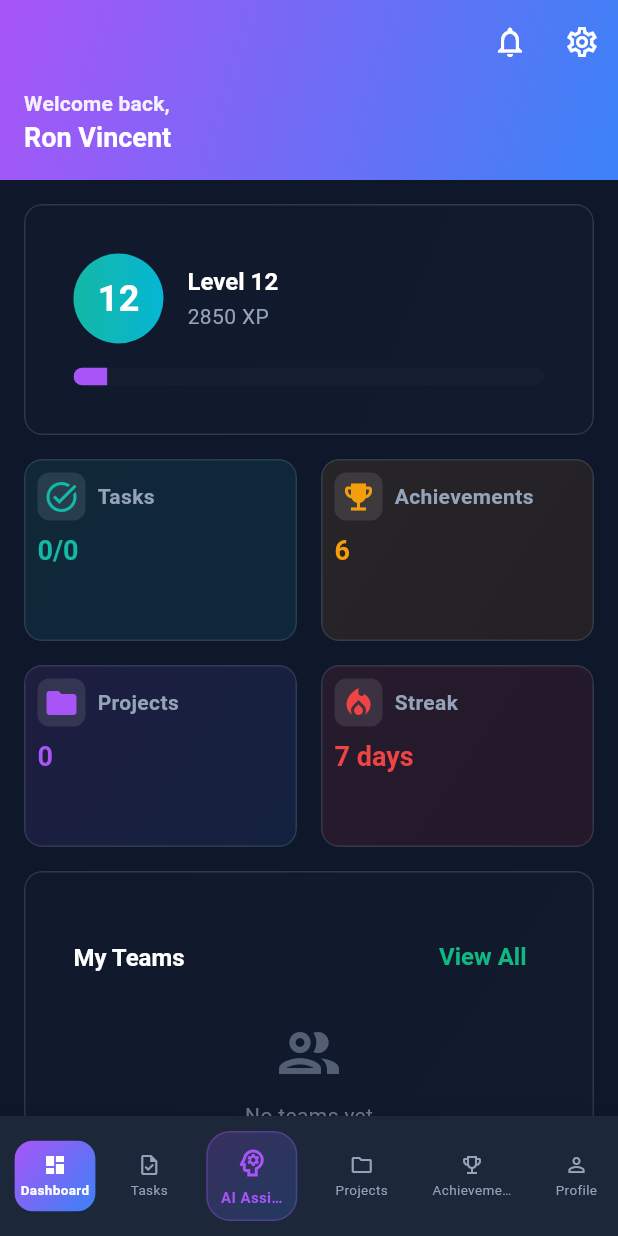
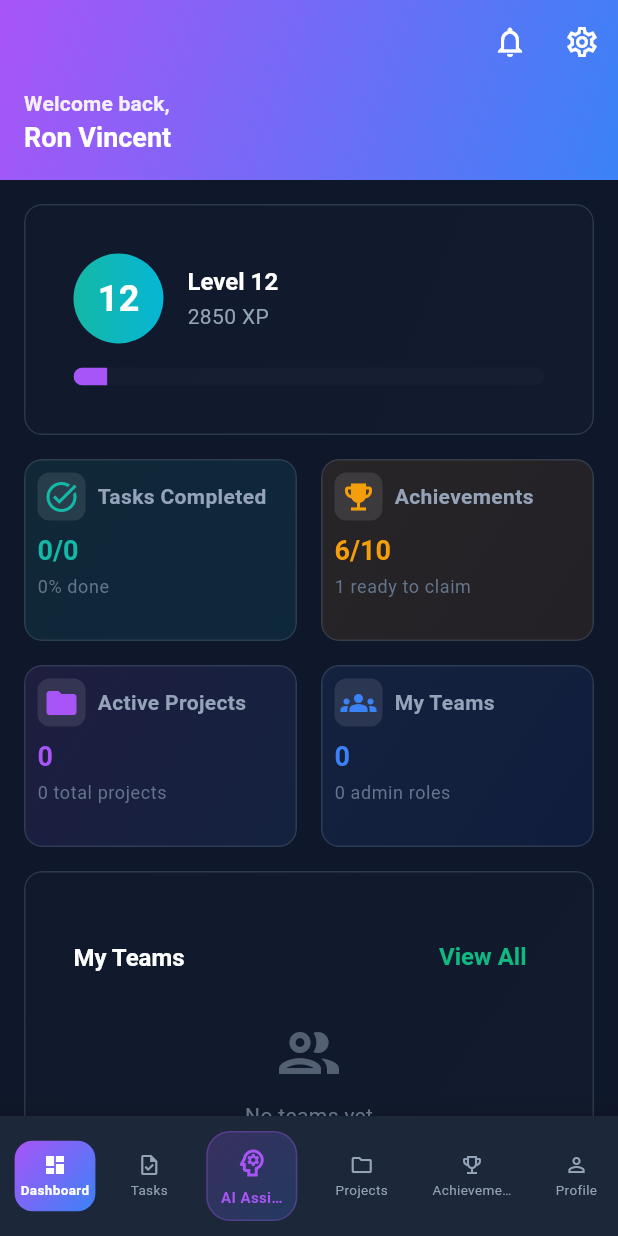
Before and after one commit to lucifron28/zentry_mobile, a Flutter app: the screen it shows after launch, on a phone screen of 412 x 824 dp. Run offline on Flutter 3.47's test engine with Material 3 defaults, Android fonts, the phone set to English and light mode, and no system bars; our stand-ins replace flutter_dotenv, flutter_staggered_animations, shared_preferences; accounts and stored records are empty; network calls fail.

```diff
--- a/lib/screens/dashboard_screen.dart
+++ b/lib/screens/dashboard_screen.dart
@@ -268,13 +268,19 @@ class _DashboardScreenState extends State<DashboardScreen> {
   }
 
   Widget _buildStatsSection() {
-    return Consumer3<TaskProvider, AchievementProvider, ProjectProvider>(
-      builder: (context, taskProvider, achievementProvider, projectProvider, child) {
-        final completedTasks = taskProvider.tasks.where((task) =>
-          task.status == AppConstants.completedStatus).length;
-        final totalTasks = taskProvider.tasks.length;
-        final earnedAchievements = achievementProvider.achievements.where((a) => a.earned).length;
-        final activeProjects = projectProvider.projects.where((p) => p.isActive).length;
+    return Consumer4<TaskProvider, AchievementProvider, ProjectProvider, TeamProvider>(
+      builder: (context, taskProvider, achievementProvider, projectProvider, teamProvider, child) {
+        // Calculate stats using proper provider getters
+        final completedTasks = taskProvider.completedTasks;
+        final totalTasks = taskProvider.totalTasks;
+        final earnedAchievements = achievementProvider.earnedAchievements;
+        final totalAchievements = achievementProvider.totalAchievements;
+        final activeProjects = projectProvider.activeProjects;
+        final totalProjects = projectProvider.totalProjects;
+        final myTeams = teamProvider.myTeams.length;
+
+        // Calculate completion percentage for task progress
+        final taskProgress = totalTasks > 0 ? (completedTasks / totalTasks * 100).round() : 0;
 
         return AnimationLimiter(
           child: GridView.count(
@@ -292,32 +298,39 @@ class _DashboardScreenState extends State<DashboardScreen> {
               ),
               children: [
                 StatCard(
-                  title: 'Tasks',
+                  title: 'Tasks Completed',
                   value: '$completedTasks/$totalTasks',
+                  subtitle: '$taskProgress% done',
                   icon: Icons.task_alt,
                   gradient: AppColors.tealGradient,
                   onTap: () => _navigateToScreen(1), // Navigate to tasks
                 ),
                 StatCard(
                   title: 'Achievements',
-                  value: '$earnedAchievements',
+                  value: '$earnedAchievements/$totalAchievements',
+                  subtitle: '${achievementProvider.readyToClaim} ready to claim',
                   icon: Icons.emoji_events,
                   gradient: AppColors.yellowGradient,
                   onTap: () => _navigateToScreen(3), // Navigate to achievements
                 ),
                 StatCard(
-                  title: 'Projects',
+                  title: 'Active Projects',
                   value: '$activeProjects',
+                  subtitle: '$totalProjects total projects',
                   icon: Icons.folder,
                   gradient: AppColors.purpleGradient,
                   onTap: () => _navigateToScreen(2), // Navigate to projects
                 ),
                 StatCard(
-                  title: 'Streak',
-                  value: '7 days', // Mock data
-                  icon: Icons.local_fire_department,
-                  gradient: AppColors.redGradient,
-                  onTap: () => _navigateToScreen(3), // Navigate to achievements (streak is part of achievements)
+                  title: 'My Teams',
+                  value: '$myTeams',
+                  subtitle: '${teamProvider.adminTeams.length} admin roles',
+                  icon: Icons.groups,
+                  gradient: AppColors.blueGradient,
+                  onTap: () => Navigator.push(
+                    context,
+                    MaterialPageRoute(builder: (context) => const TeamsScreen()),
+                  ),
                 ),
               ],
             ),
@@ -384,15 +397,41 @@ class _DashboardScreenState extends State<DashboardScreen> {
                       // Navigate to task details
                       _navigateToScreen(1); // Navigate to tasks screen
                     },
-                    onToggleComplete: () {
-                      taskProvider.completeTask(task.id);
+                    onToggleComplete: () async {
+                      final success = await taskProvider.completeTask(task.id);
+                      if (mounted) {
+                        ScaffoldMessenger.of(context).showSnackBar(
+                          SnackBar(
+                            content: Text(
+                              success
+                                ? 'Task completed! +${task.xpReward} XP'
+                                : 'Failed to complete task',
+                            ),
+                            backgroundColor: success ? AppColors.success : AppColors.danger,
+                            duration: const Duration(seconds: 2),
+                          ),
+                        );
+                      }
                     },
                     onEdit: () {
                       // Navigate to edit task
                       _navigateToScreen(1); // Navigate to tasks screen where editing can be done
                     },
-                    onDelete: () {
-                      taskProvider.deleteTask(task.id);
+                    onDelete: () async {
+                      final success = await taskProvider.deleteTask(task.id);
+                      if (mounted) {
+                        ScaffoldMessenger.of(context).showSnackBar(
+                          SnackBar(
+                            content: Text(
+                              success
+                                ? 'Task deleted successfully'
+                                : 'Failed to delete task',
+                            ),
+                            backgroundColor: success ? AppColors.success : AppColors.danger,
+                            duration: const Duration(seconds: 2),
+                          ),
+                        );
+                      }
                     },
                     showActions: false,
                   );
```
